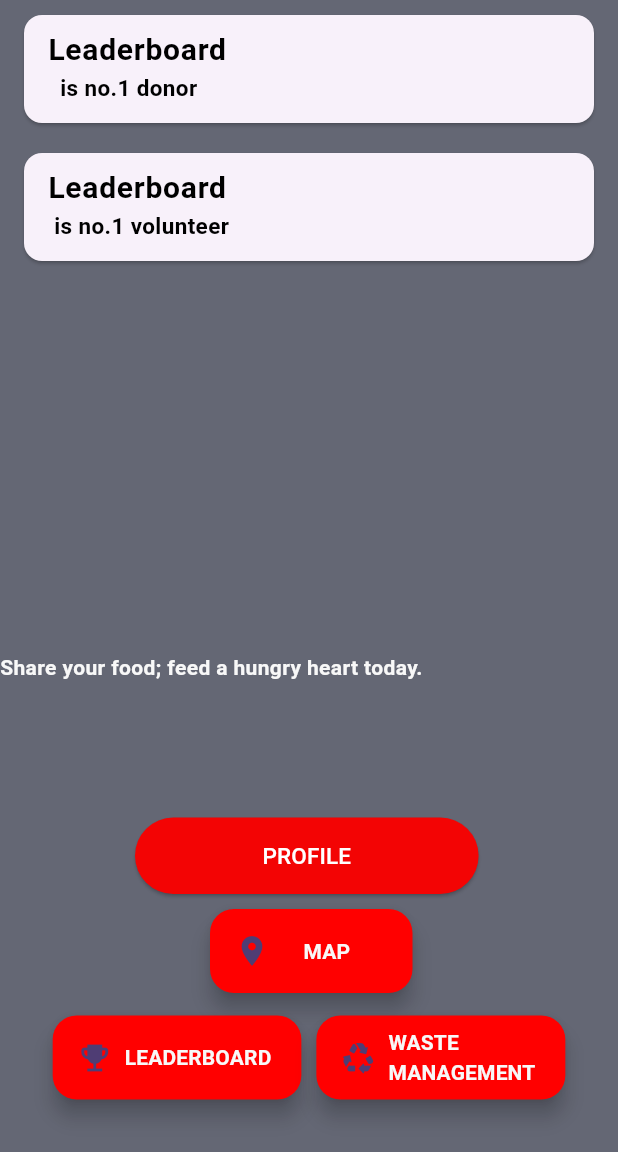
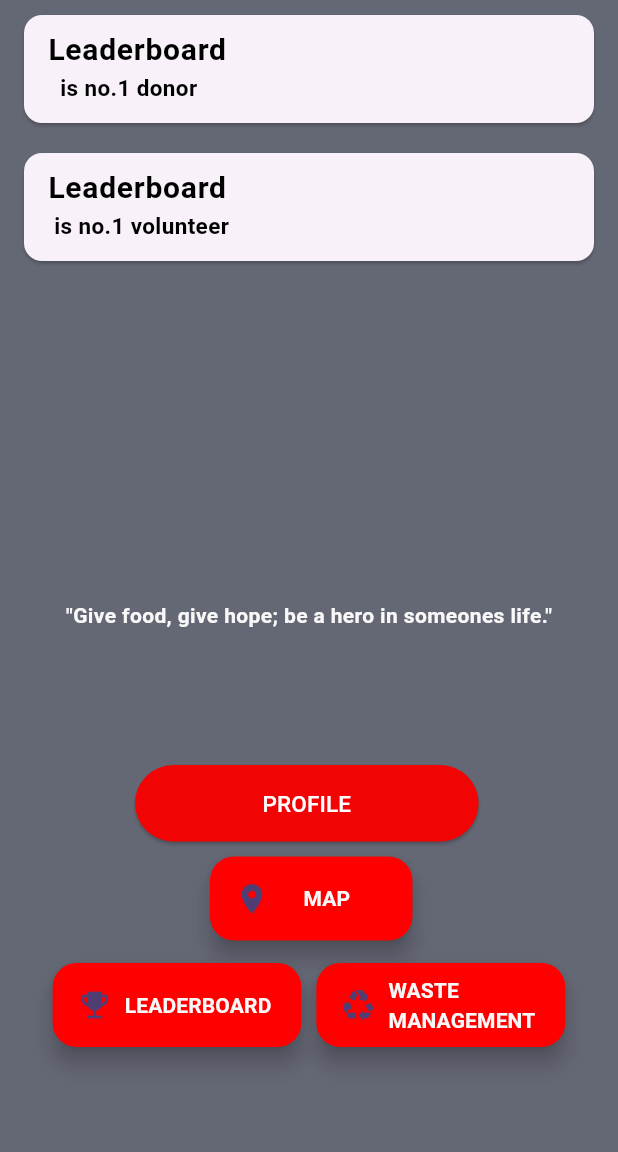
Before and after one commit to AnirudhArrepu/FeedForward, a Flutter app: the Homepage screen opened by its route, on a phone screen of 412 x 824 dp, the part 84-1236 px from its top. Run offline on Flutter 3.47's test engine with Material 3 defaults, Android fonts, the phone set to English and light mode, and no system bars; our stand-ins replace cloud_firestore, firebase_auth, firebase_core, flutter_map, geolocator, image_picker and 3 more; missing offline and left inert: dart:ffi; accounts and stored records are empty; statements that could not run were skipped.

Commit message:
Update Homepage.dart

```diff
--- a/fbm_app/lib/Pages/HomePages/Homepage.dart
+++ b/fbm_app/lib/Pages/HomePages/Homepage.dart
@@ -40,16 +40,15 @@ class _HomepageState extends State<Homepage> {
     NotificationClass('Leaderboard',
         '${LeaderboardClass.winnerVolunteer} is no.1 volunteer', false);
     List<String> idioms = [
-      "Share your food; feed a hungry heart today.",
-      "One meal can make a world of difference.",
-      "Your donation: a lifeline to someone in need.",
-      "Help us turn hunger into hope with your generosity.",
-      "Feed a family; make a lasting impact with your gift.",
-      "Small act, big change: donate food and spread kindness.",
-      "Every can counts—help us end hunger together.",
-      "Give food, give hope; be a hero in someones life.",
-      "Share your abundance; brighten someones day with a meal.",
-      "Together, we can turn hunger into hope. Donate now!"
+      "\"Share your food; feed a hungry heart today.\"",
+      "\"One meal can make a world of difference.\"",
+      "\"Your donation: a lifeline to someone in need.\"",
+      "\"Help us turn hunger into hope with your generosity.\"",
+      "\"Feed a family; make a lasting impact with your gift.\"",
+      "\"Small act, big change: donate food and spread kindness.\"",
+      "\"Every can counts—help us end hunger together.\"",
+      "\"Give food, give hope; be a hero in someones life.\"",
+      "\"Together, we can turn hunger into hope. Donate now!\""
     ];
     return Scaffold(
         backgroundColor: AppTheme.bgcolor(),
@@ -65,14 +64,18 @@ class _HomepageState extends State<Homepage> {
           title: Text_Theme.text_size("NOTIFICATIONS", 20),
           centerTitle: true,
         ),
-        body: SingleChildScrollView(
+        body: GestureDetector(
+          onDoubleTap:() => {
+            Navigator.pushNamed(context, '/emergency'),
+          },
+          child: SingleChildScrollView(
             child: Column(
                 crossAxisAlignment: CrossAxisAlignment.start,
                 mainAxisAlignment: MainAxisAlignment.start,
                 children: [
                   SingleChildScrollView(
                     child: Container(
-                      height: 425,
+                        height: 325,
                         child: ListView.builder(
                             itemCount: NotificationClass.notifications.length,
                             itemBuilder: (context, index) {
@@ -87,16 +90,15 @@ class _HomepageState extends State<Homepage> {
                                   ));
                             })),
                   ),
-                Container(
-                  height: 10,
-                  child: GestureDetector(onDoubleTap: () {
-                    Navigator.pushNamed(context, '/emergency');
-                  }),
+                  SizedBox(
+                    height: 75,
                   ),
-                Container(
+                  Center(
+                    child: Container(
                       height: 40,
                       child: Text_Theme.text_white(
                           idioms[Random().nextInt(idioms.length)]),
+                    ),
                   ),
                   SizedBox(
                     height: 70,
@@ -164,6 +166,7 @@ class _HomepageState extends State<Homepage> {
                     height: 50,
                   ),
                 ]),
+          ),
         ));
   }
 }
```
Lines whose indentation alone changed are shown as unchanged.
